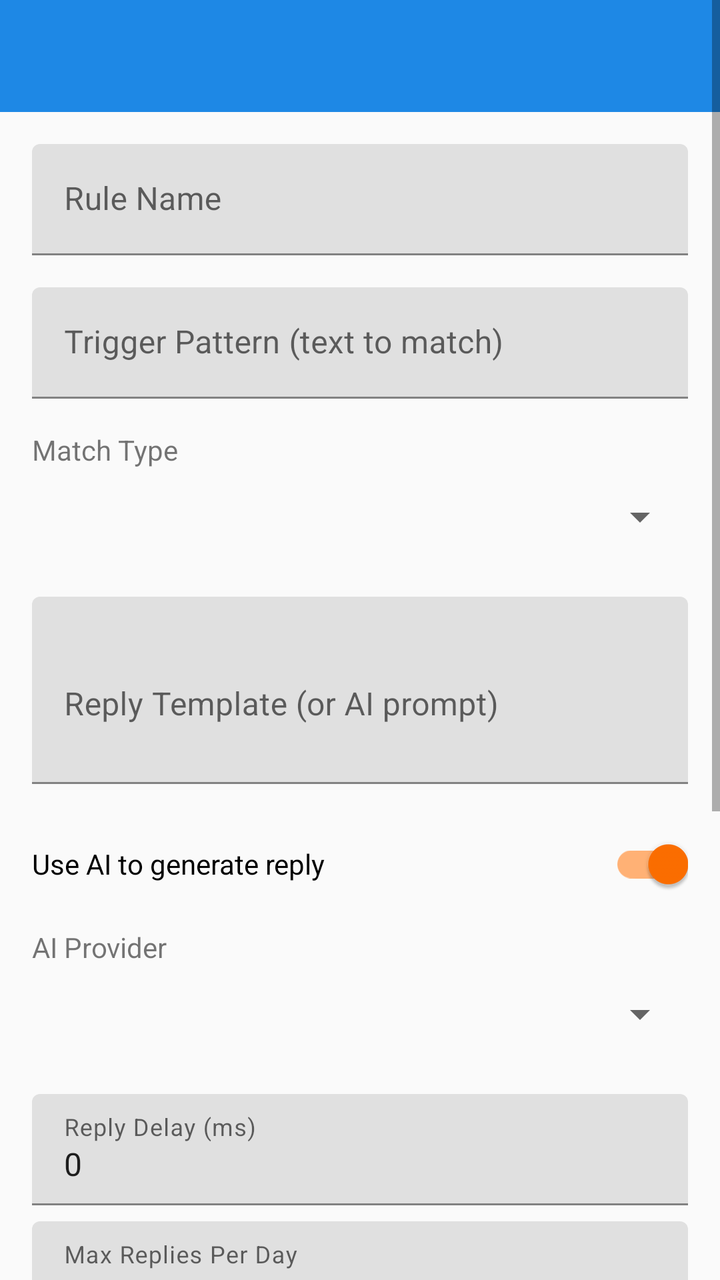
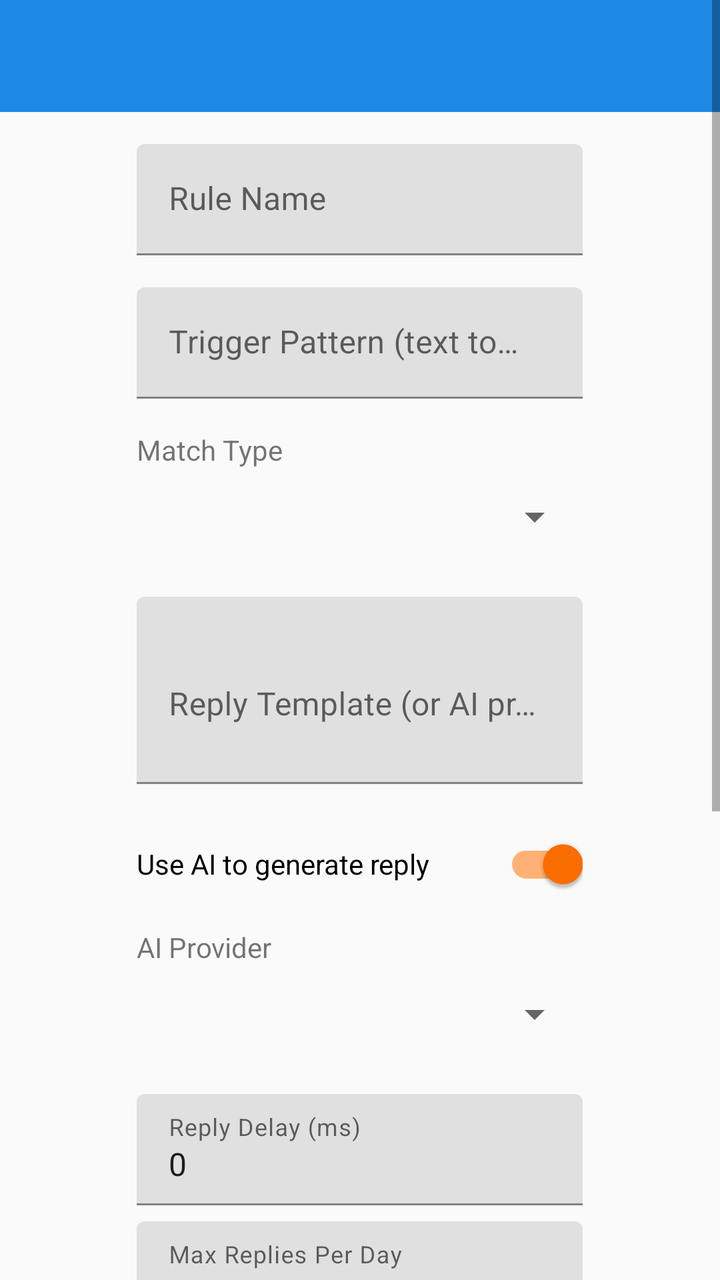

Compare the two renders of this Android layout. The source of the first and the diff that turns it into the second are given below.
<!-- AndroidManifest.xml: activity theme Theme.InstaReplyBot -->
<!-- res/layout/activity_rule_editor.xml -->
<?xml version="1.0" encoding="utf-8"?>
<ScrollView
    xmlns:android="http://schemas.android.com/apk/res/android"
    xmlns:app="http://schemas.android.com/apk/res-auto"
    android:layout_width="match_parent"
    android:layout_height="match_parent"
    android:background="@color/background">

    <LinearLayout
        android:layout_width="match_parent"
        android:layout_height="wrap_content"
        android:orientation="vertical">

        <com.google.android.material.appbar.AppBarLayout
            android:layout_width="match_parent"
            android:layout_height="wrap_content"
            android:theme="@style/ThemeOverlay.MaterialComponents.Dark.ActionBar">

            <androidx.appcompat.widget.Toolbar
                android:id="@+id/toolbar"
                android:layout_width="match_parent"
                android:layout_height="?attr/actionBarSize"
                android:background="@color/primary"
                app:titleTextColor="@android:color/white" />

        </com.google.android.material.appbar.AppBarLayout>

        <LinearLayout
            android:layout_width="match_parent"
            android:layout_height="wrap_content"
            android:orientation="vertical"
            android:padding="16dp">

            
            <com.google.android.material.textfield.TextInputLayout
                android:layout_width="match_parent"
                android:layout_height="wrap_content"
                android:hint="Rule Name">
                <com.google.android.material.textfield.TextInputEditText
                    android:id="@+id/etRuleLabel"
                    android:layout_width="match_parent"
                    android:layout_height="wrap_content" />
            </com.google.android.material.textfield.TextInputLayout>

            
            <com.google.android.material.textfield.TextInputLayout
                android:layout_width="match_parent"
                android:layout_height="wrap_content"
                android:hint="Trigger Pattern (text to match)"
                android:layout_marginTop="16dp">
                <com.google.android.material.textfield.TextInputEditText
                    android:id="@+id/etTriggerPattern"
                    android:layout_width="match_parent"
                    android:layout_height="wrap_content" />
            </com.google.android.material.textfield.TextInputLayout>

            
            <TextView
                android:layout_width="match_parent"
                android:layout_height="wrap_content"
                android:text="Match Type"
                android:layout_marginTop="16dp" />

            <Spinner
                android:id="@+id/spinnerMatchType"
                android:layout_width="match_parent"
                android:layout_height="48dp" />

            
            <com.google.android.material.textfield.TextInputLayout
                android:layout_width="match_parent"
                android:layout_height="wrap_content"
                android:hint="Reply Template (or AI prompt)"
                android:layout_marginTop="16dp">
                <com.google.android.material.textfield.TextInputEditText
                    android:id="@+id/etReplyTemplate"
                    android:layout_width="match_parent"
                    android:layout_height="wrap_content"
                    android:minLines="3" />
            </com.google.android.material.textfield.TextInputLayout>

            
            <com.google.android.material.switchmaterial.SwitchMaterial
                android:id="@+id/switchUseAI"
                android:layout_width="match_parent"
                android:layout_height="wrap_content"
                android:text="Use AI to generate reply"
                android:checked="true"
                android:layout_marginTop="16dp" />

            
            <TextView
                android:layout_width="match_parent"
                android:layout_height="wrap_content"
                android:text="AI Provider"
                android:layout_marginTop="8dp" />

            <Spinner
                android:id="@+id/spinnerAiProvider"
                android:layout_width="match_parent"
                android:layout_height="48dp" />

            
            <com.google.android.material.textfield.TextInputLayout
                android:layout_width="match_parent"
                android:layout_height="wrap_content"
                android:hint="Reply Delay (ms)"
                android:layout_marginTop="16dp">
                <com.google.android.material.textfield.TextInputEditText
                    android:id="@+id/etDelay"
                    android:layout_width="match_parent"
                    android:layout_height="wrap_content"
                    android:inputType="number"
                    android:text="0" />
            </com.google.android.material.textfield.TextInputLayout>

            
            <com.google.android.material.textfield.TextInputLayout
                android:layout_width="match_parent"
                android:layout_height="wrap_content"
                android:hint="Max Replies Per Day"
                android:layout_marginTop="8dp">
                <com.google.android.material.textfield.TextInputEditText
                    android:id="@+id/etMaxReplies"
                    android:layout_width="match_parent"
                    android:layout_height="wrap_content"
                    android:inputType="number"
                    android:text="10" />
            </com.google.android.material.textfield.TextInputLayout>

            
            <com.google.android.material.switchmaterial.SwitchMaterial
                android:id="@+id/switchGroups"
                android:layout_width="match_parent"
                android:layout_height="wrap_content"
                android:text="Apply to group chats"
                android:layout_marginTop="16dp" />

            
            <com.google.android.material.textfield.TextInputLayout
                android:layout_width="match_parent"
                android:layout_height="wrap_content"
                android:hint="Specific Contacts (comma-separated, leave empty for all)"
                android:layout_marginTop="8dp">
                <com.google.android.material.textfield.TextInputEditText
                    android:id="@+id/etSpecificContacts"
                    android:layout_width="match_parent"
                    android:layout_height="wrap_content" />
            </com.google.android.material.textfield.TextInputLayout>

            
            <com.google.android.material.textfield.TextInputLayout
                android:layout_width="match_parent"
                android:layout_height="wrap_content"
                android:hint="Ignored Contacts (comma-separated)"
                android:layout_marginTop="8dp">
                <com.google.android.material.textfield.TextInputEditText
                    android:id="@+id/etIgnoredContacts"
                    android:layout_width="match_parent"
                    android:layout_height="wrap_content" />
            </com.google.android.material.textfield.TextInputLayout>

            
            <com.google.android.material.switchmaterial.SwitchMaterial
                android:id="@+id/switchEnabled"
                android:layout_width="match_parent"
                android:layout_height="wrap_content"
                android:text="Rule Enabled"
                android:checked="true"
                android:layout_marginTop="16dp" />

            
            <LinearLayout
                android:layout_width="match_parent"
                android:layout_height="wrap_content"
                android:orientation="horizontal"
                android:layout_marginTop="24dp">

                <com.google.android.material.button.MaterialButton
                    android:id="@+id/btnCancel"
                    android:layout_width="0dp"
                    android:layout_height="wrap_content"
                    android:layout_weight="1"
                    android:text="Cancel"
                    style="@style/Widget.MaterialComponents.Button.OutlinedButton"
                    android:layout_marginEnd="8dp" />

                <com.google.android.material.button.MaterialButton
                    android:id="@+id/btnSave"
                    android:layout_width="0dp"
                    android:layout_height="wrap_content"
                    android:layout_weight="1"
                    android:text="Save Rule"
                    android:layout_marginStart="8dp" />

            </LinearLayout>

        </LinearLayout>

    </LinearLayout>

</ScrollView>
<!-- resources referenced by this layout -->
<resources>
  <color name="background">#FAFAFA</color>
  <color name="primary">#1E88E5</color>
  <style name="Theme.InstaReplyBot" parent="Theme.MaterialComponents.Light.NoActionBar">
          <item name="colorPrimary">@color/primary</item>
          <item name="colorPrimaryDark">@color/primary_dark</item>
          <item name="colorAccent">@color/accent</item>
          <item name="android:statusBarColor">@color/primary_dark</item>
          <item name="android:windowBackground">@color/background</item>
      </style>
  <color name="primary_dark">#1565C0</color>
  <color name="accent">#FF6F00</color>
</resources>

<!-- the commit's change to res/layout/activity_rule_editor.xml (unified diff, before → after) -->
@@ -9,7 +9,8 @@
     <LinearLayout
         android:layout_width="match_parent"
         android:layout_height="wrap_content"
-        android:orientation="vertical">
+        android:orientation="vertical"
+        android:gravity="center_horizontal">
 
         <com.google.android.material.appbar.AppBarLayout
             android:layout_width="match_parent"
@@ -26,9 +27,10 @@
         </com.google.android.material.appbar.AppBarLayout>
 
         <LinearLayout
-            android:layout_width="match_parent"
+            android:layout_width="wrap_content"
             android:layout_height="wrap_content"
             android:orientation="vertical"
+            android:maxWidth="760dp"
             android:padding="16dp">
 
             
